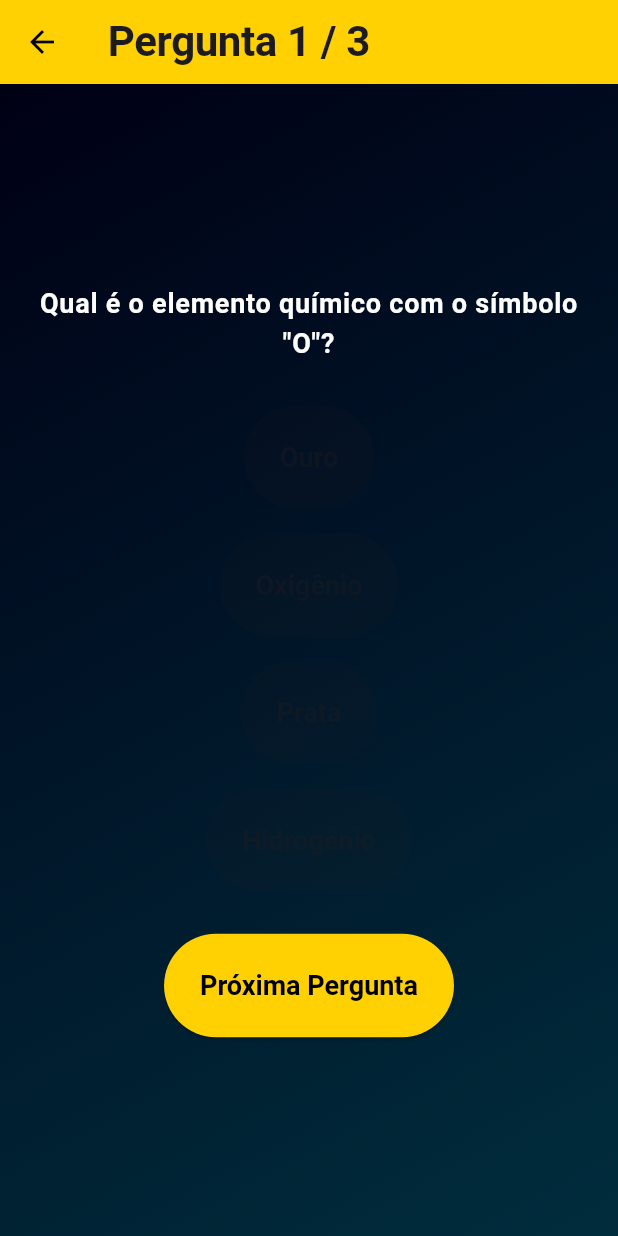
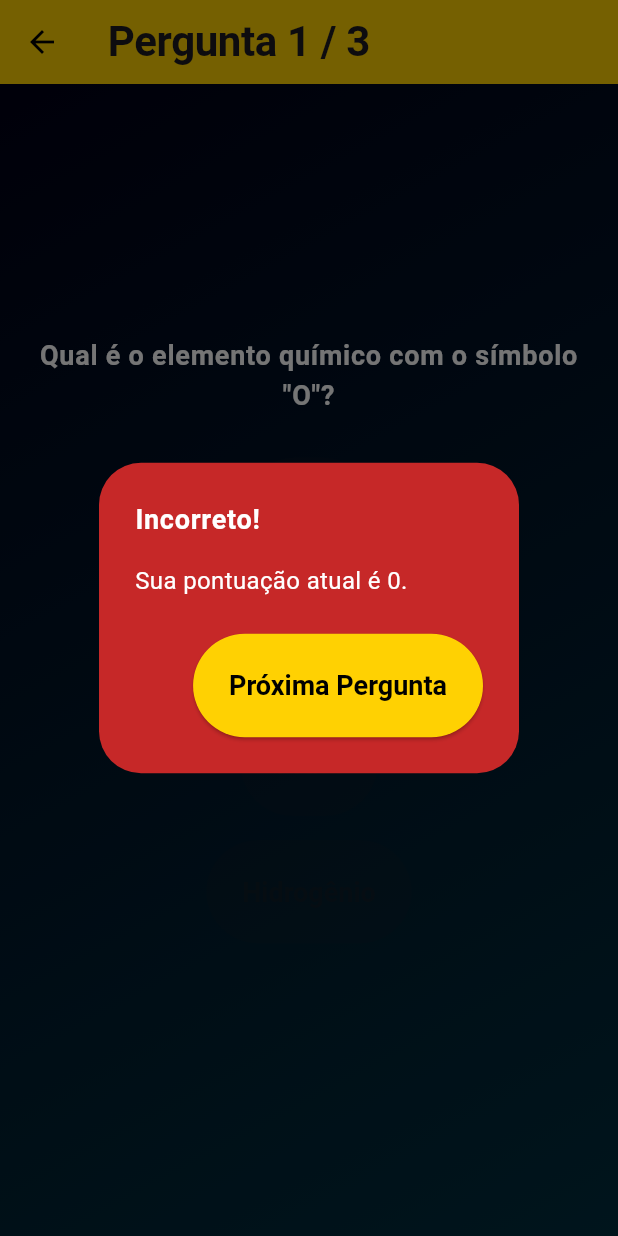
Before and after one commit to pjonas21/quizpop, a Flutter app: the QuestionPage screen opened directly, after a tap on "Ouro", on a phone screen of 412 x 824 dp. Run offline on Flutter 3.47's test engine with Material 3 defaults, Android fonts, the light colour scheme and no system bars.

Commit message:
commit dia6-7

```diff
--- a/lib/main.dart
+++ b/lib/main.dart
@@ -15,7 +15,7 @@ class MyApp extends StatelessWidget {
       // debugShowCheckedModeBanner: false,
       title: 'QuizPop',
       theme: tema,
-      home: MyHomePage(title: 'QuizPop'),
+      home: MyHomePage(),
     );
   }
 }
--- a/lib/pages/home_page.dart
+++ b/lib/pages/home_page.dart
@@ -2,9 +2,7 @@ import 'package:flutter/material.dart';
 import 'package:quizpop/pages/question_page.dart';
 
 class MyHomePage extends StatelessWidget {
-  const MyHomePage({super.key, required this.title});
-
-  final String title;
+  const MyHomePage({super.key});
 
   @override
   Widget build(BuildContext context) {
--- a/lib/pages/question_page.dart
+++ b/lib/pages/question_page.dart
@@ -2,6 +2,7 @@ import 'package:flutter/material.dart';
 import 'package:quizpop/models/question.dart';
 
 import 'package:quizpop/models/quiz_questions.dart';
+import 'package:quizpop/pages/result_page.dart';
 
 class QuestionPage extends StatefulWidget {
   final int questionIndex;
@@ -21,6 +22,42 @@ class _QuestionPageState extends State<QuestionPage> {
   bool answered = false;
   int? selectedOptionIndex;
 
+  void showResultDialog(bool isCorrect, int updatedScore) {
+    showDialog(
+      context: context,
+      builder: (context) {
+        return AlertDialog(
+          title: Text(
+            isCorrect ? 'Correto!' : 'Incorreto!',
+            style: Theme.of(context).textTheme.bodyLarge,
+          ),
+          backgroundColor: isCorrect ? Colors.lightBlue[800] : Colors.red[800],
+          contentTextStyle: TextStyle(fontSize: 18),
+          content: Text(
+            'Sua pontuação atual é $updatedScore.',
+            style: Theme.of(context).textTheme.bodyMedium,
+          ),
+          actions: [
+            if (widget.questionIndex < questions.length - 1)
+              ElevatedButton(
+                onPressed: () {
+                  _handleNextQuestion(updatedScore);
+                },
+                child: Text('Próxima Pergunta'),
+              ),
+            if (answered && widget.questionIndex == questions.length - 1)
+              ElevatedButton(
+                onPressed: () {
+                  _showResultPage(updatedScore);
+                },
+                child: Text('Finalizar o quiz!'),
+              ),
+          ],
+        );
+      },
+    );
+  }
+
   @override
   void initState() {
     super.initState();
@@ -32,16 +69,23 @@ class _QuestionPageState extends State<QuestionPage> {
       selectedOptionIndex = index;
       answered = true;
     });
+
+    Future.delayed(Duration(seconds: 1), () {
+      final isCorrect =
+          questions[widget.questionIndex].correctOption == selectedOptionIndex;
+      final updatedScore = isCorrect ? widget.score + 1 : widget.score;
+      showResultDialog(isCorrect, updatedScore);
+    });
   }
 
-  void _handleNextQuestion() {
+  void _handleNextQuestion(int updatedScore) {
     if (widget.questionIndex < questions.length - 1) {
       Navigator.pushReplacement(
         context,
         MaterialPageRoute(
           builder: (context) => QuestionPage(
             questionIndex: widget.questionIndex + 1,
-            score: widget.score,
+            score: updatedScore,
           ),
         ),
       );
@@ -50,10 +94,18 @@ class _QuestionPageState extends State<QuestionPage> {
     }
   }
 
+  void _showResultPage(int finalScore) {
+    Navigator.pushReplacement(
+      context,
+      MaterialPageRoute(
+        builder: (context) => ResultPage(finalScore: finalScore),
+      ),
+    );
+  }
+
   @override
   Widget build(BuildContext context) {
     final question = questions[widget.questionIndex];
-    final bool lastQuestion = widget.questionIndex == questions.length - 1;
 
     return Scaffold(
       appBar: AppBar(
@@ -85,6 +137,7 @@ class _QuestionPageState extends State<QuestionPage> {
               ...List.generate(question.options.length, (index) {
                 final option = question.options[index];
                 final isSelected = selectedOptionIndex == index;
+
                 return Padding(
                   padding: const EdgeInsets.symmetric(vertical: 8.0),
                   child: ElevatedButton(
@@ -99,16 +152,6 @@ class _QuestionPageState extends State<QuestionPage> {
                 );
               }),
               SizedBox(height: 20),
-              if (answered && !lastQuestion)
-                ElevatedButton(
-                  onPressed: _handleNextQuestion,
-                  child: Text('Próxima Pergunta'),
-                ),
-              if (answered && widget.questionIndex == questions.length - 1)
-                ElevatedButton(
-                  onPressed: Navigator.of(context).pop,
-                  child: Text('Retornar ao início'),
-                ),
             ],
           ),
         ),
```
Also changed, not shown: lib/pages/result_page.dart (added, +51 -0 lines), assets/images/confete.png (added).
